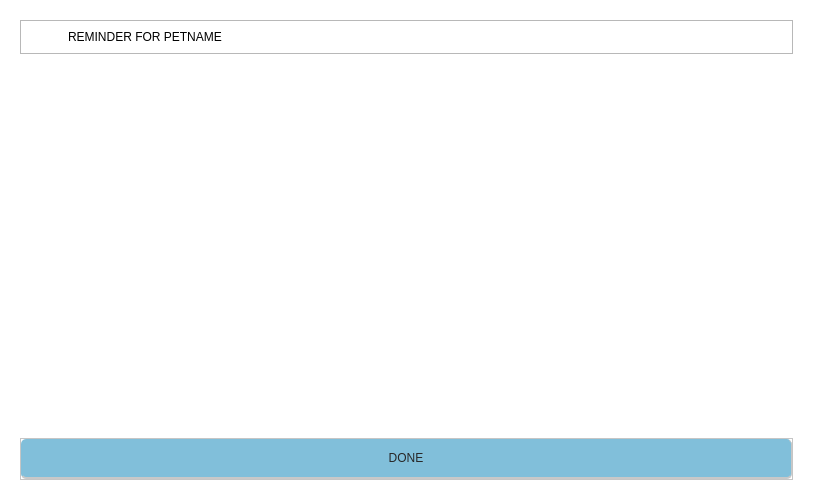
Old version of the form Desktop_Application/Frontend/ui-files/reminderPopUp.ui in the repository DreddVDomasian/Petmate-Desktop-Application.
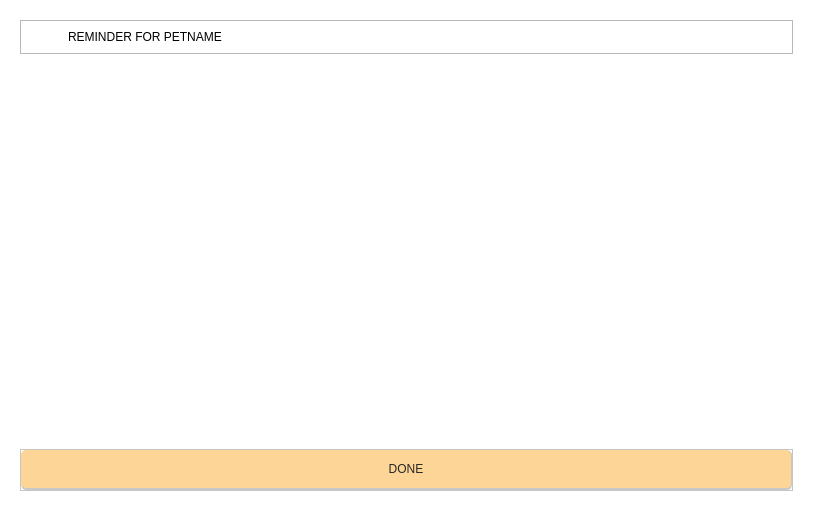
New version of the form. Icons and pictures are not drawn.

Diff of the .ui file:
```diff
--- a/Desktop_Application/Frontend/ui-files/reminderPopUp.ui
+++ b/Desktop_Application/Frontend/ui-files/reminderPopUp.ui
@@ -7,7 +7,7 @@
     <x>0</x>
     <y>0</y>
     <width>813</width>
-    <height>500</height>
+    <height>511</height>
    </rect>
   </property>
   <property name="windowTitle">
@@ -148,7 +148,7 @@
            <x>0</x>
            <y>0</y>
            <width>777</width>
-           <height>357</height>
+           <height>368</height>
           </rect>
          </property>
          <property name="styleSheet">
@@ -210,7 +210,7 @@
             <string notr="true">QPushButton{
 	font: 63 15pt &quot;Montserrat SemiBold&quot;;
 	color:rgb(39, 39, 39);
-	background-color:rgb(129, 191, 218);
+	background-color: #FCD597;
 	border-radius: 5px;
 	border-right:1px solid rgb(200, 200, 200);
 	border-bottom:2px solid rgb(200, 200, 200);
```
Left out of the diff: 2 changed lines with no effect on the pictures.
